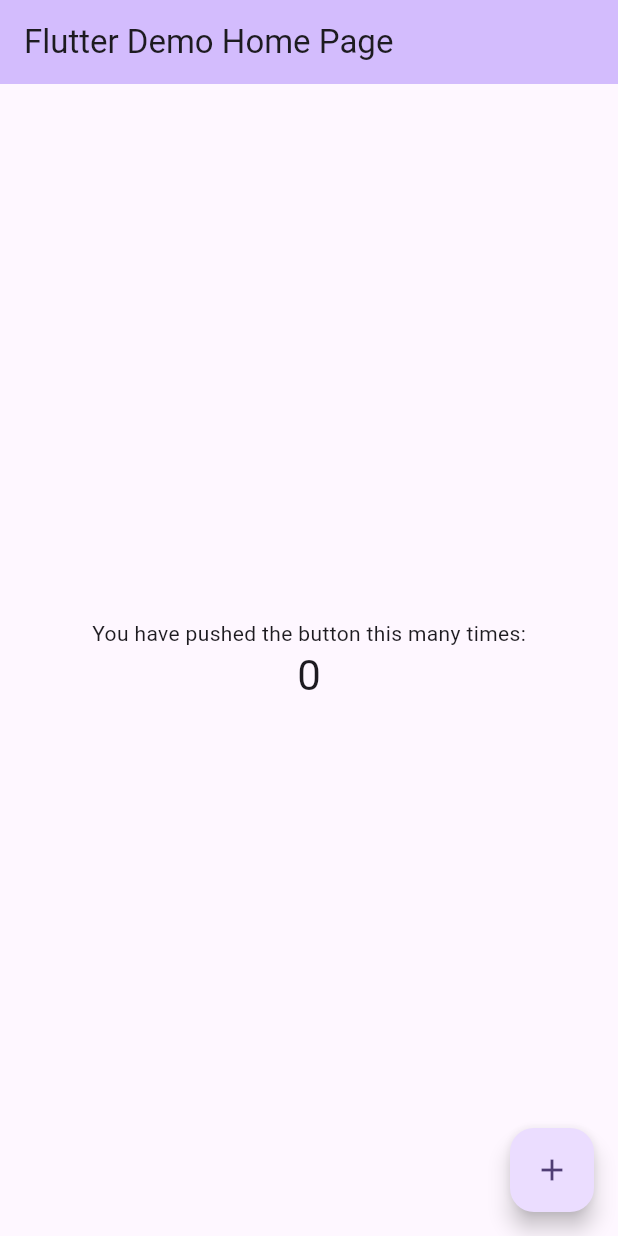
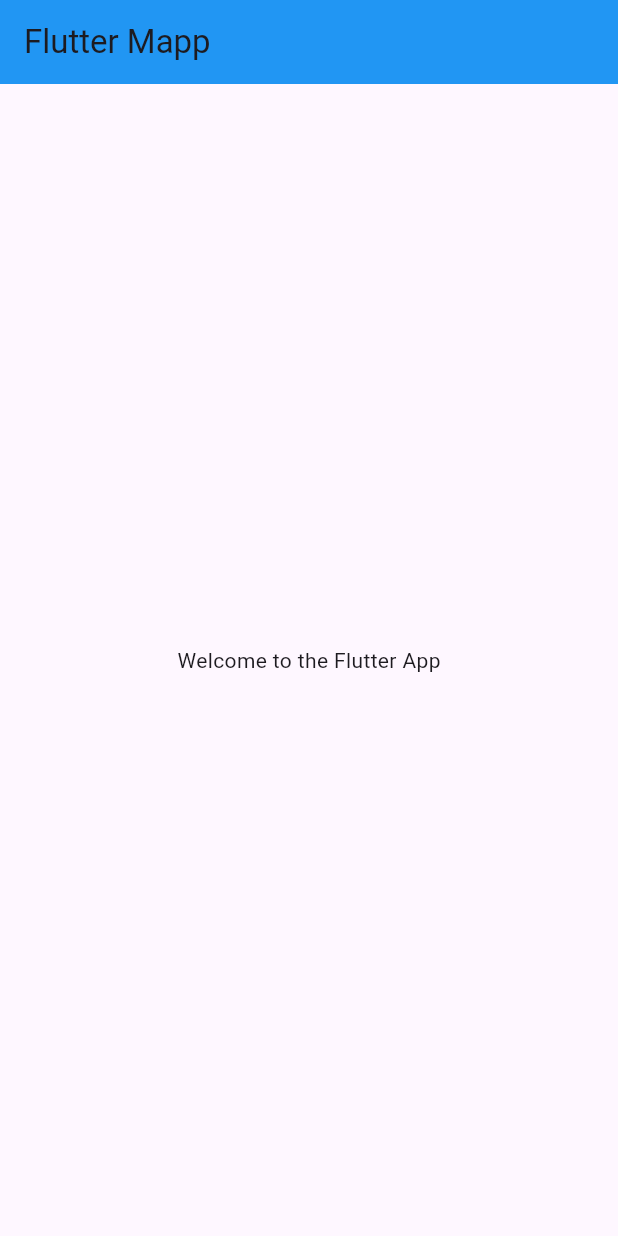
Before and after one commit to CollinsTanki/Dart-Project, a Flutter app: the screen it shows after launch, on a phone screen of 412 x 824 dp. Run offline on Flutter 3.47's test engine with Material 3 defaults, Android fonts, the light colour scheme and no system bars.

Commit message:
Added the AppBar with a blue background for the start and the body titled welcome to flutter.

```diff
--- a/lib/main.dart
+++ b/lib/main.dart
@@ -1,4 +1,5 @@
 import 'package:flutter/material.dart';
+import 'package:flutter_youtube/pages/home_page.dart';
 
 void main() {
   runApp(const MyApp());
@@ -7,116 +8,17 @@ void main() {
 class MyApp extends StatelessWidget {
   const MyApp({super.key});
 
-  // This widget is the root of your application.
   @override
   Widget build(BuildContext context) {
     return MaterialApp(
+      debugShowCheckedModeBanner: false,
       title: 'Flutter Demo',
       theme: ThemeData(
-        // This is the theme of your application.
-        //
-        // TRY THIS: Try running your application with "flutter run". You'll see
-        // the application has a purple toolbar. Then, without quitting the app,
-        // try changing the seedColor in the colorScheme below to Colors.green
-        // and then invoke "hot reload" (save your changes or press the "hot
-        // reload" button in a Flutter-supported IDE, or press "r" if you used
-        // the command line to start the app).
-        //
-        // Notice that the counter didn't reset back to zero; the application
-        // state is not lost during the reload. To reset the state, use hot
-        // restart instead.
-        //
-        // This works for code too, not just values: Most code changes can be
-        // tested with just a hot reload.
-        colorScheme: .fromSeed(seedColor: Colors.deepPurple),
+        primarySwatch: Colors.blue,
+        useMaterial3: true,
+        colorScheme: ColorScheme.fromSeed(seedColor: Colors.deepPurple),
       ),
-      home: const MyHomePage(title: 'Flutter Demo Home Page'),
+      home: const HomePage(),
     );
   }
 }
-
-class MyHomePage extends StatefulWidget {
-  const MyHomePage({super.key, required this.title});
-
-  // This widget is the home page of your application. It is stateful, meaning
-  // that it has a State object (defined below) that contains fields that affect
-  // how it looks.
-
-  // This class is the configuration for the state. It holds the values (in this
-  // case the title) provided by the parent (in this case the App widget) and
-  // used by the build method of the State. Fields in a Widget subclass are
-  // always marked "final".
-
-  final String title;
-
-  @override
-  State<MyHomePage> createState() => _MyHomePageState();
-}
-
-class _MyHomePageState extends State<MyHomePage> {
-  int _counter = 0;
-
-  void _incrementCounter() {
-    setState(() {
-      // This call to setState tells the Flutter framework that something has
-      // changed in this State, which causes it to rerun the build method below
-      // so that the display can reflect the updated values. If we changed
-      // _counter without calling setState(), then the build method would not be
-      // called again, and so nothing would appear to happen.
-      _counter++;
-    });
-  }
-
-  @override
-  Widget build(BuildContext context) {
-    // This method is rerun every time setState is called, for instance as done
-    // by the _incrementCounter method above.
-    //
-    // The Flutter framework has been optimized to make rerunning build methods
-    // fast, so that you can just rebuild anything that needs updating rather
-    // than having to individually change instances of widgets.
-    return Scaffold(
-      appBar: AppBar(
-        // TRY THIS: Try changing the color here to a specific color (to
-        // Colors.amber, perhaps?) and trigger a hot reload to see the AppBar
-        // change color while the other colors stay the same.
-        backgroundColor: Theme.of(context).colorScheme.inversePrimary,
-        // Here we take the value from the MyHomePage object that was created by
-        // the App.build method, and use it to set our appbar title.
-        title: Text(widget.title),
-      ),
-      body: Center(
-        // Center is a layout widget. It takes a single child and positions it
-        // in the middle of the parent.
-        child: Column(
-          // Column is also a layout widget. It takes a list of children and
-          // arranges them vertically. By default, it sizes itself to fit its
-          // children horizontally, and tries to be as tall as its parent.
-          //
-          // Column has various properties to control how it sizes itself and
-          // how it positions its children. Here we use mainAxisAlignment to
-          // center the children vertically; the main axis here is the vertical
-          // axis because Columns are vertical (the cross axis would be
-          // horizontal).
-          //
-          // TRY THIS: Invoke "debug painting" (choose the "Toggle Debug Paint"
-          // action in the IDE, or press "p" in the console), to see the
-          // wireframe for each widget.
-          mainAxisAlignment: .center,
-          children: [
-            const Text('You have pushed the button this many times:'),
-            Text(
-              '$_counter',
-              style: Theme.of(context).textTheme.headlineMedium,
-            ),
-          ],
-        ),
-      ),
-      floatingActionButton: FloatingActionButton(
-        onPressed: _incrementCounter,
-        tooltip: 'Increment',
-        child: const Icon(Icons.add),
-      ),
-    );
-  }
-}
--- /dev/null
+++ b/lib/pages/home_page.dart
@@ -0,0 +1,18 @@
+import 'package:flutter/material.dart';
+
+class HomePage extends StatelessWidget {
+  const HomePage({super.key});
+
+  @override
+  Widget build(BuildContext context) {
+    return Scaffold(
+      appBar: AppBar(
+        title: const Text('Flutter Mapp'),
+        backgroundColor: Colors.blue,
+      ),
+      body: const Center(
+        child: Text('Welcome to the Flutter App'),
+      ),
+    );
+  }
+}
```
